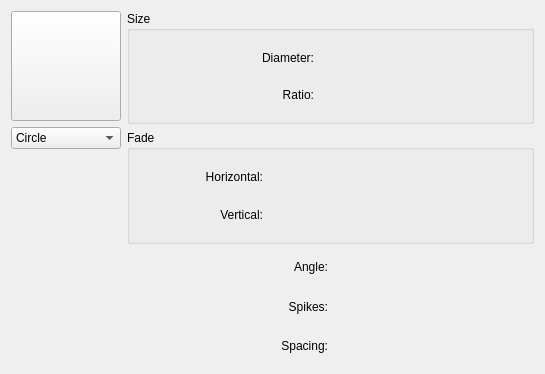
This is krita/plugins/paintops/libpaintop/wdgautobrush.ui in KDE/krita as Qt 5 draws it before an edit. The edited form follows.
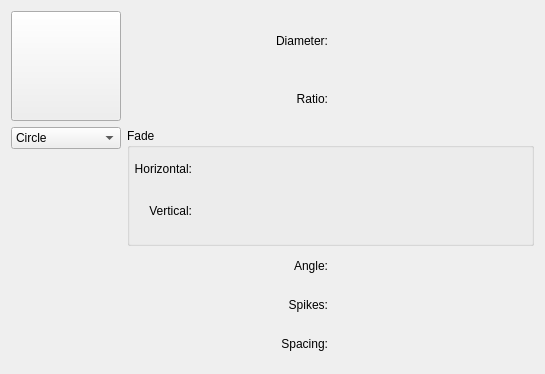
This is the edited form. Custom widgets are drawn as their Qt base class.

Commit message: improve layout of the autobrush widget a bit more

```diff
--- a/krita/plugins/paintops/libpaintop/wdgautobrush.ui
+++ b/krita/plugins/paintops/libpaintop/wdgautobrush.ui
@@ -69,7 +69,7 @@
        <property name="sizeHint" stdset="0">
         <size>
          <width>20</width>
-         <height>0</height>
+         <height>13</height>
         </size>
        </property>
       </spacer>
@@ -77,13 +77,15 @@
     </layout>
    </item>
    <item>
-    <layout class="QVBoxLayout" name="verticalLayout" stretch="0,0,0">
+    <layout class="QVBoxLayout" name="verticalLayout">
+     <property name="spacing">
+      <number>0</number>
+     </property>
      <item>
-      <widget class="QGroupBox" name="grpSize">
-       <property name="title">
-        <string>Size</string>
+      <layout class="QGridLayout" name="gridLayout_2">
+       <property name="verticalSpacing">
+        <number>0</number>
        </property>
-       <layout class="QGridLayout" name="gridLayout_4">
         <item row="0" column="0">
          <widget class="QLabel" name="label_4">
           <property name="text">
@@ -94,6 +96,16 @@
           </property>
          </widget>
         </item>
+       <item row="0" column="1">
+        <widget class="KisDoubleSliderSpinBox" name="inputRadius" native="true">
+         <property name="minimumSize">
+          <size>
+           <width>200</width>
+           <height>0</height>
+          </size>
+         </property>
+        </widget>
+       </item>
         <item row="1" column="0">
          <widget class="QLabel" name="label_5">
           <property name="text">
@@ -104,28 +116,31 @@
           </property>
          </widget>
         </item>
-        <item row="0" column="1">
-         <widget class="KisDoubleSliderSpinBox" name="inputRadius" native="true">
-          <property name="minimumSize">
-           <size>
-            <width>200</width>
-            <height>0</height>
-           </size>
-          </property>
-         </widget>
-        </item>
         <item row="1" column="1">
          <widget class="KisDoubleSliderSpinBox" name="inputRatio" native="true"/>
         </item>
        </layout>
-      </widget>
      </item>
      <item>
       <widget class="QGroupBox" name="grpFade_2">
        <property name="title">
         <string>Fade</string>
        </property>
-       <layout class="QGridLayout" name="gridLayout">
+       <layout class="QVBoxLayout" name="verticalLayout_2">
+        <property name="spacing">
+         <number>0</number>
+        </property>
+        <property name="leftMargin">
+         <number>4</number>
+        </property>
+        <property name="topMargin">
+         <number>0</number>
+        </property>
+        <item>
+         <layout class="QGridLayout" name="gridLayout" columnstretch="0,1,0">
+          <property name="verticalSpacing">
+           <number>0</number>
+          </property>
         <item row="0" column="0">
          <widget class="QLabel" name="label_6">
           <property name="text">
@@ -136,40 +151,51 @@
           </property>
          </widget>
         </item>
-        <item row="1" column="0">
-         <widget class="QLabel" name="label_7">
-          <property name="text">
-           <string>Vertical:</string>
-          </property>
-          <property name="alignment">
-           <set>Qt::AlignRight|Qt::AlignTrailing|Qt::AlignVCenter</set>
-          </property>
-         </widget>
+          <item row="0" column="1">
+           <widget class="KisDoubleSliderSpinBox" name="inputHFade" native="true"/>
         </item>
         <item row="0" column="2" rowspan="2">
          <widget class="KoAspectButton" name="aspectButton" native="true"/>
         </item>
-        <item row="0" column="1">
-         <widget class="KisDoubleSliderSpinBox" name="inputHFade" native="true"/>
+          <item row="1" column="0">
+           <widget class="QLabel" name="label_7">
+            <property name="text">
+             <string>Vertical:</string>
+            </property>
+            <property name="alignment">
+             <set>Qt::AlignRight|Qt::AlignTrailing|Qt::AlignVCenter</set>
+            </property>
+           </widget>
         </item>
         <item row="1" column="1">
          <widget class="KisDoubleSliderSpinBox" name="inputVFade" native="true"/>
         </item>
        </layout>
+        </item>
+       </layout>
       </widget>
      </item>
      <item>
       <layout class="QGridLayout" name="gridLayout_3">
-       <item row="1" column="0">
-        <widget class="QLabel" name="label">
-         <property name="text">
-          <string>Spikes:</string>
-         </property>
-         <property name="alignment">
-          <set>Qt::AlignRight|Qt::AlignTrailing|Qt::AlignVCenter</set>
+       <property name="verticalSpacing">
+        <number>0</number>
+       </property>
+       <item row="0" column="1">
+        <widget class="KisSliderSpinBox" name="inputAngle" native="true">
+         <property name="minimumSize">
+          <size>
+           <width>200</width>
+           <height>0</height>
+          </size>
          </property>
         </widget>
        </item>
+       <item row="2" column="1">
+        <widget class="KisDoubleSliderSpinBox" name="inputSpacing" native="true"/>
+       </item>
+       <item row="1" column="1">
+        <widget class="KisSliderSpinBox" name="inputSpikes" native="true"/>
+       </item>
        <item row="2" column="0">
         <widget class="QLabel" name="label_2">
          <property name="text">
@@ -180,6 +206,16 @@
          </property>
         </widget>
        </item>
+       <item row="1" column="0">
+        <widget class="QLabel" name="label">
+         <property name="text">
+          <string>Spikes:</string>
+         </property>
+         <property name="alignment">
+          <set>Qt::AlignRight|Qt::AlignTrailing|Qt::AlignVCenter</set>
+         </property>
+        </widget>
+       </item>
        <item row="0" column="0">
         <widget class="QLabel" name="label_3">
          <property name="text">
@@ -190,20 +226,28 @@
          </property>
         </widget>
        </item>
-       <item row="0" column="1">
-        <widget class="KisSliderSpinBox" name="inputAngle" native="true"/>
-       </item>
-       <item row="1" column="1">
-        <widget class="KisSliderSpinBox" name="inputSpikes" native="true"/>
-       </item>
-       <item row="2" column="1">
-        <widget class="KisDoubleSliderSpinBox" name="inputSpacing" native="true"/>
-       </item>
       </layout>
      </item>
     </layout>
    </item>
   </layout>
+  <zorder>label_4</zorder>
+  <zorder>label_5</zorder>
+  <zorder>inputRadius</zorder>
+  <zorder>inputRatio</zorder>
+  <zorder>aspectButton</zorder>
+  <zorder>inputHFade</zorder>
+  <zorder>inputVFade</zorder>
+  <zorder>label_6</zorder>
+  <zorder>label_7</zorder>
+  <zorder>label_3</zorder>
+  <zorder>label</zorder>
+  <zorder>label_2</zorder>
+  <zorder>inputSpikes</zorder>
+  <zorder>inputSpacing</zorder>
+  <zorder>inputAngle</zorder>
+  <zorder></zorder>
+  <zorder>grpFade_2</zorder>
  </widget>
  <layoutdefault spacing="6" margin="11"/>
  <customwidgets>
```
Lines whose indentation alone changed are shown as unchanged.
